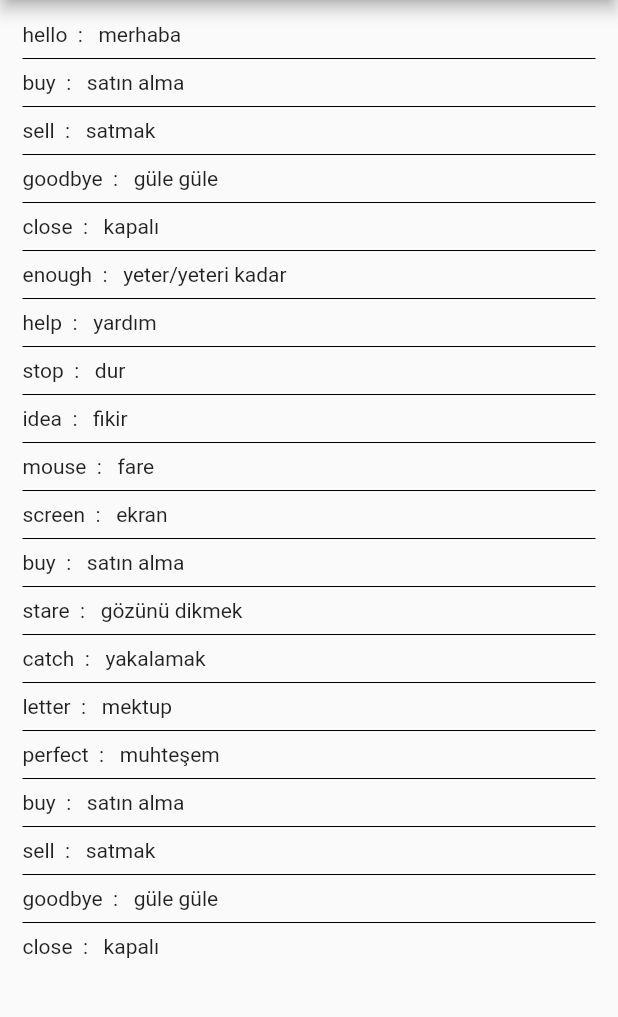
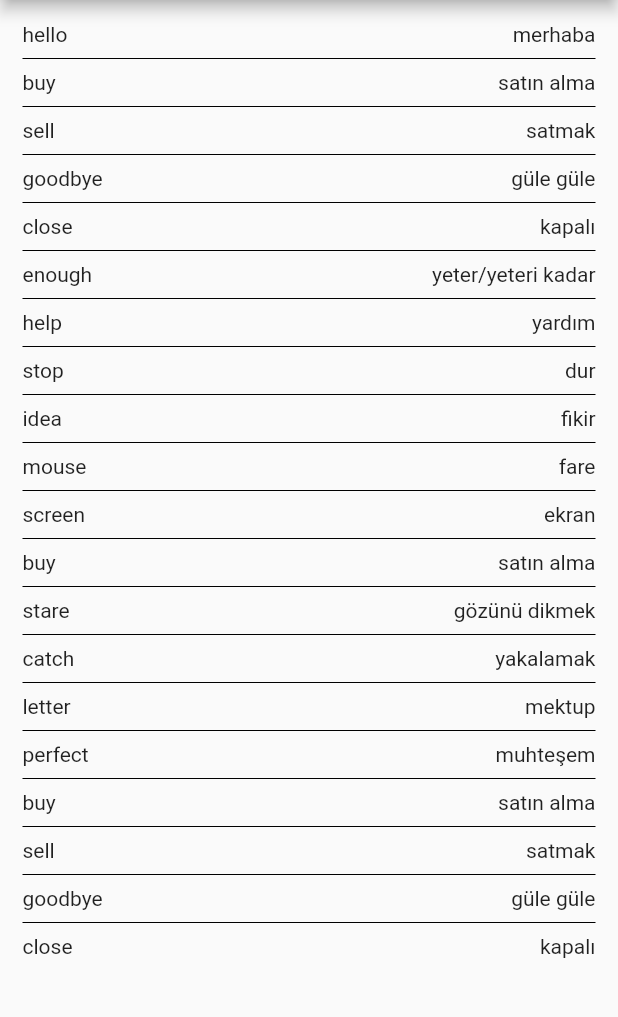
Before and after one commit to mehmettek/ing-tr-kelimeler, a Flutter app: the screen it shows after launch, on a phone screen of 412 x 824 dp, the part 84-1101 px from its top. Run offline on Flutter 3.47's test engine with Material 2 defaults, Android fonts, the phone set to English and light mode, and no system bars.

Commit message:
Update homepage.dart

```diff
--- a/lib/homepage.dart
+++ b/lib/homepage.dart
@@ -28,8 +28,11 @@ import 'package:flutter/material.dart';
          itemCount:ingkelimeler.length,
         itemBuilder: (context,i){
           return Row(
-            children: <Widget>[
-              new Text(ingkelimeler[i]['kelime'] +"  :   "+ingkelimeler[i]['anlami'] ),
+             mainAxisSize: MainAxisSize.max,
+              mainAxisAlignment: MainAxisAlignment.spaceBetween,
+           children: <Widget>[
+              new Text(ingkelimeler[i]['kelime']),
+             new Text(ingkelimeler[i]['anlami']),
           ],
 
           );
```
